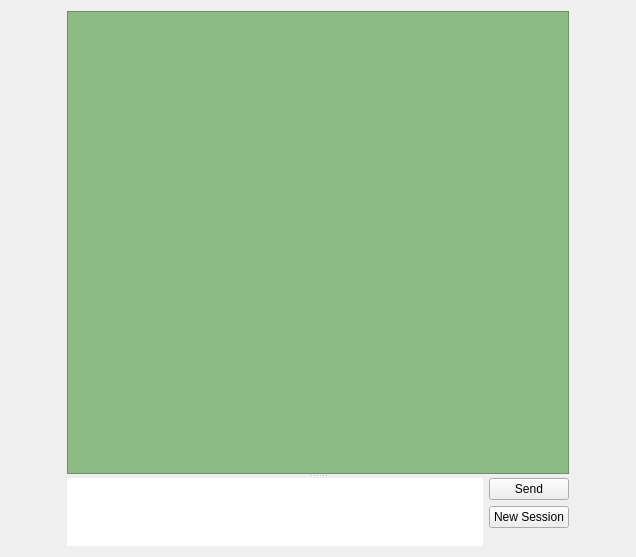
Old version of the form ChatWidget.ui in the repository asianirish/AI-Ronaut.
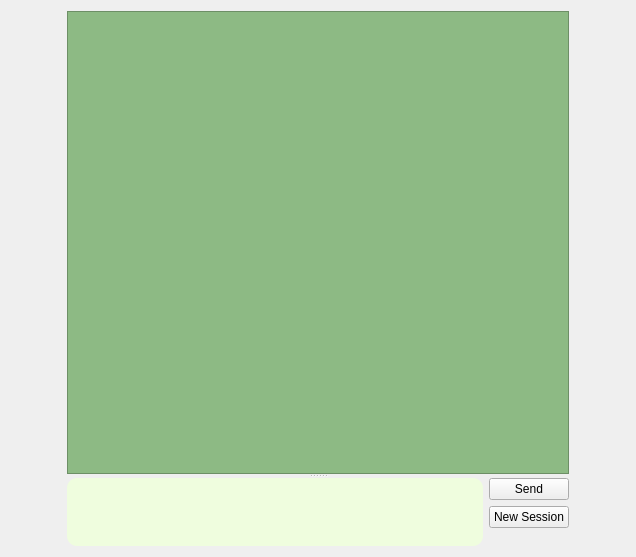
New version of the form.

Commit message: change textEdit background color

What changed in the file:
```diff
--- a/ChatWidget.ui
+++ b/ChatWidget.ui
@@ -167,7 +167,7 @@
              </sizepolicy>
             </property>
             <property name="styleSheet">
-             <string notr="true">border-radius: 10px;</string>
+             <string notr="true">border-radius: 10px; background-color: #EFFDDE;</string>
             </property>
            </widget>
           </item>
```
